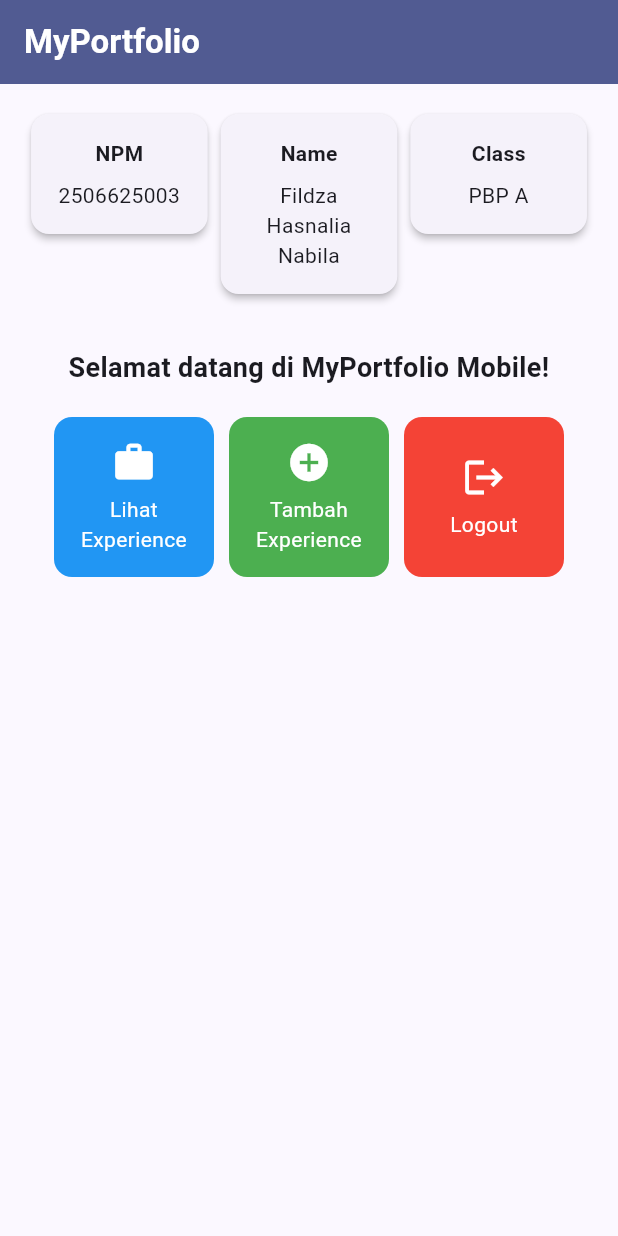
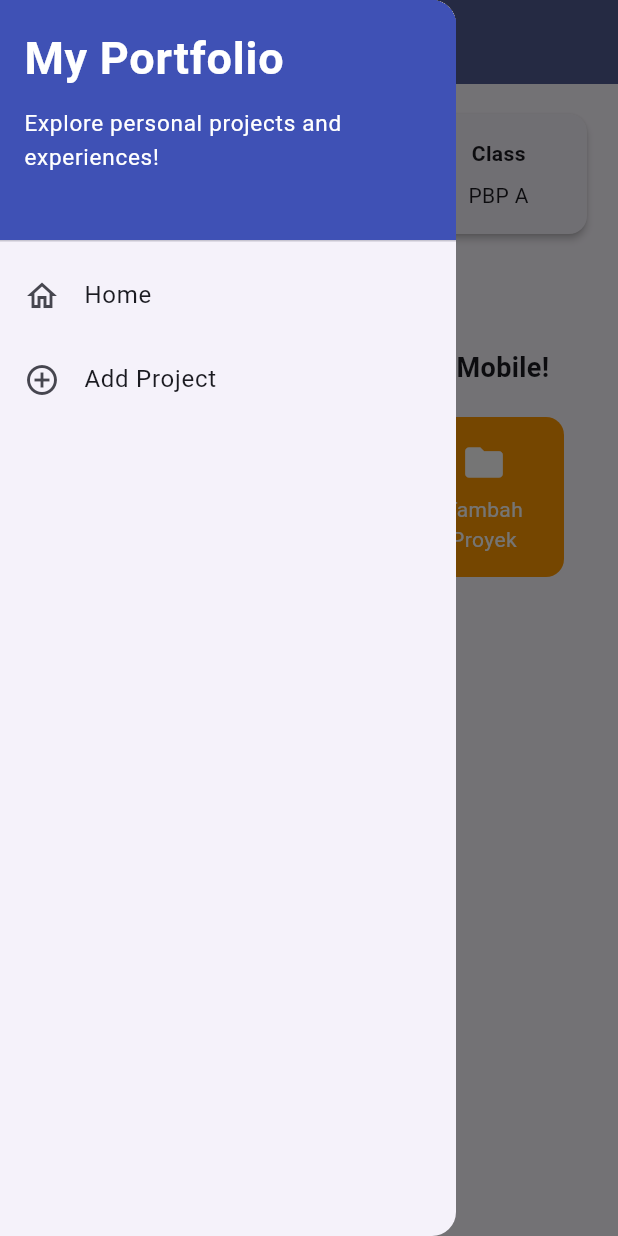
Before and after one commit to fildzasnaliaa/myportofolio_mobile, a Flutter app: the screen it shows after launch, with the side drawer open (before the commit the screen has no drawer), on a phone screen of 412 x 824 dp. Run offline on Flutter 3.47's test engine with Material 3 defaults, Android fonts, the phone set to English and light mode, and no system bars; our stand-ins replace material_ui.

Commit message:
feat: add drawer navigation, project form, and refactor into screens and widgets

```diff
--- a/lib/main.dart
+++ b/lib/main.dart
@@ -1,5 +1,5 @@
-import 'package:flutter/material.dart';
-import 'package:myportofolio_mobile/menu.dart';
+import 'package:material_ui/material_ui.dart';
+import 'package:myportofolio_mobile/screens/menu.dart';
 
 void main() {
   runApp(const MyApp());
--- a/lib/menu.dart
+++ b/lib/screens/menu.dart
@@ -1,4 +1,6 @@
-import 'package:flutter/material.dart';
+import 'package:material_ui/material_ui.dart';
+import 'package:myportofolio_mobile/widgets/left_drawer.dart';
+import 'package:myportofolio_mobile/widgets/project_card.dart';
 
 class MyHomePage extends StatelessWidget {
   MyHomePage({super.key});
@@ -10,6 +12,7 @@ class MyHomePage extends StatelessWidget {
   final List<ItemHomepage> items = [
     ItemHomepage("Lihat Experience", Icons.work, Colors.blue),
     ItemHomepage("Tambah Experience", Icons.add_circle, Colors.green),
+    ItemHomepage("Tambah Proyek", Icons.folder, Colors.orange),
     ItemHomepage("Logout", Icons.logout, Colors.red),
   ];
 
@@ -25,7 +28,9 @@ class MyHomePage extends StatelessWidget {
           ),
         ),
         backgroundColor: Theme.of(context).colorScheme.primary,
+        iconTheme: const IconThemeData(color: Colors.white),
       ),
+      drawer: const LeftDrawer(),
       body: SingleChildScrollView(
         padding: const EdgeInsets.all(16.0),
         child: Column(
@@ -109,48 +114,3 @@ class ItemHomepage {
 
   ItemHomepage(this.name, this.icon, this.color);
 }
-
-class ItemCard extends StatelessWidget {
-  final ItemHomepage item;
-
-  const ItemCard(this.item, {super.key});
-
-  @override
-  Widget build(BuildContext context) {
-    return Material(
-      color: item.color,
-      borderRadius: BorderRadius.circular(12),
-      child: InkWell(
-        borderRadius: BorderRadius.circular(12),
-        onTap: () {
-          ScaffoldMessenger.of(context)
-            ..hideCurrentSnackBar()
-            ..showSnackBar(
-              SnackBar(content: Text("Kamu telah menekan tombol ${item.name}!")),
-            );
-        },
-        child: Container(
-          padding: const EdgeInsets.all(8),
-          child: Center(
-            child: Column(
-              mainAxisAlignment: MainAxisAlignment.center,
-              children: [
-                Icon(
-                  item.icon,
-                  color: Colors.white,
-                  size: 30.0,
-                ),
-                const Padding(padding: EdgeInsets.all(3)),
-                Text(
-                  item.name,
-                  textAlign: TextAlign.center,
-                  style: const TextStyle(color: Colors.white),
-                ),
-              ],
-            ),
-          ),
-        ),
-      ),
-    );
-  }
-}
--- /dev/null
+++ b/lib/widgets/left_drawer.dart
@@ -0,0 +1,67 @@
+import 'package:material_ui/material_ui.dart';
+import 'package:myportofolio_mobile/screens/menu.dart';
+import 'package:myportofolio_mobile/screens/project_form.dart';
+
+class LeftDrawer extends StatelessWidget {
+  const LeftDrawer({super.key});
+
+  @override
+  Widget build(BuildContext context) {
+    return Drawer(
+      child: ListView(
+        children: [
+          const DrawerHeader(
+            decoration: BoxDecoration(
+              color: Colors.indigo,
+            ),
+            child: Column(
+              crossAxisAlignment: CrossAxisAlignment.start,
+              children: [
+                Text(
+                  'My Portfolio',
+                  style: TextStyle(
+                    fontSize: 30,
+                    fontWeight: FontWeight.bold,
+                    color: Colors.white,
+                  ),
+                ),
+                SizedBox(height: 10),
+                Text(
+                  'Explore personal projects and experiences!',
+                  style: TextStyle(
+                    fontSize: 15,
+                    color: Colors.white,
+                  ),
+                ),
+              ],
+            ),
+          ),
+          ListTile(
+            leading: const Icon(Icons.home_outlined),
+            title: const Text('Home'),
+            onTap: () {
+              Navigator.pushReplacement(
+                context,
+                MaterialPageRoute(
+                  builder: (context) => MyHomePage(),
+                ),
+              );
+            },
+          ),
+          ListTile(
+            leading: const Icon(Icons.add_circle_outline),
+            title: const Text('Add Project'),
+            onTap: () {
+              Navigator.pushReplacement(
+                context,
+                MaterialPageRoute(
+                  builder: (context) => const ProjectFormPage(),
+                ),
+              );
+            },
+          ),
+        ],
+      ),
+    );
+  }
+}
--- /dev/null
+++ b/lib/widgets/project_card.dart
@@ -0,0 +1,57 @@
+import 'package:material_ui/material_ui.dart';
+import 'package:myportofolio_mobile/screens/menu.dart';
+import 'package:myportofolio_mobile/screens/project_form.dart';
+
+class ItemCard extends StatelessWidget {
+  final ItemHomepage item;
+
+  const ItemCard(this.item, {super.key});
+
+  @override
+  Widget build(BuildContext context) {
+    return Material(
+      color: item.color,
+      borderRadius: BorderRadius.circular(12),
+      child: InkWell(
+        borderRadius: BorderRadius.circular(12),
+        onTap: () {
+          ScaffoldMessenger.of(context)
+            ..hideCurrentSnackBar()
+            ..showSnackBar(
+              SnackBar(content: Text("Kamu telah menekan tombol ${item.name}!")),
+            );
+
+          if (item.name == "Tambah Proyek") {
+            Navigator.push(
+              context,
+              MaterialPageRoute(
+                builder: (context) => const ProjectFormPage(),
+              ),
+            );
+          }
+        },
+        child: Container(
+          padding: const EdgeInsets.all(8),
+          child: Center(
+            child: Column(
+              mainAxisAlignment: MainAxisAlignment.center,
+              children: [
+                Icon(
+                  item.icon,
+                  color: Colors.white,
+                  size: 30.0,
+                ),
+                const Padding(padding: EdgeInsets.all(3)),
+                Text(
+                  item.name,
+                  textAlign: TextAlign.center,
+                  style: const TextStyle(color: Colors.white),
+                ),
+              ],
+            ),
+          ),
+        ),
+      ),
+    );
+  }
+}
--- a/pubspec.yaml
+++ b/pubspec.yaml
@@ -34,6 +34,7 @@ dependencies:
   # The following adds the Cupertino Icons font to your application.
   # Use with the CupertinoIcons class for iOS style icons.
   cupertino_icons: ^1.0.8
+  material_ui: ^1.11.1
 
 dev_dependencies:
   flutter_test:
```
Also changed, not shown: lib/screens/project_form.dart (added, +205 -0 lines), pubspec.lock.
